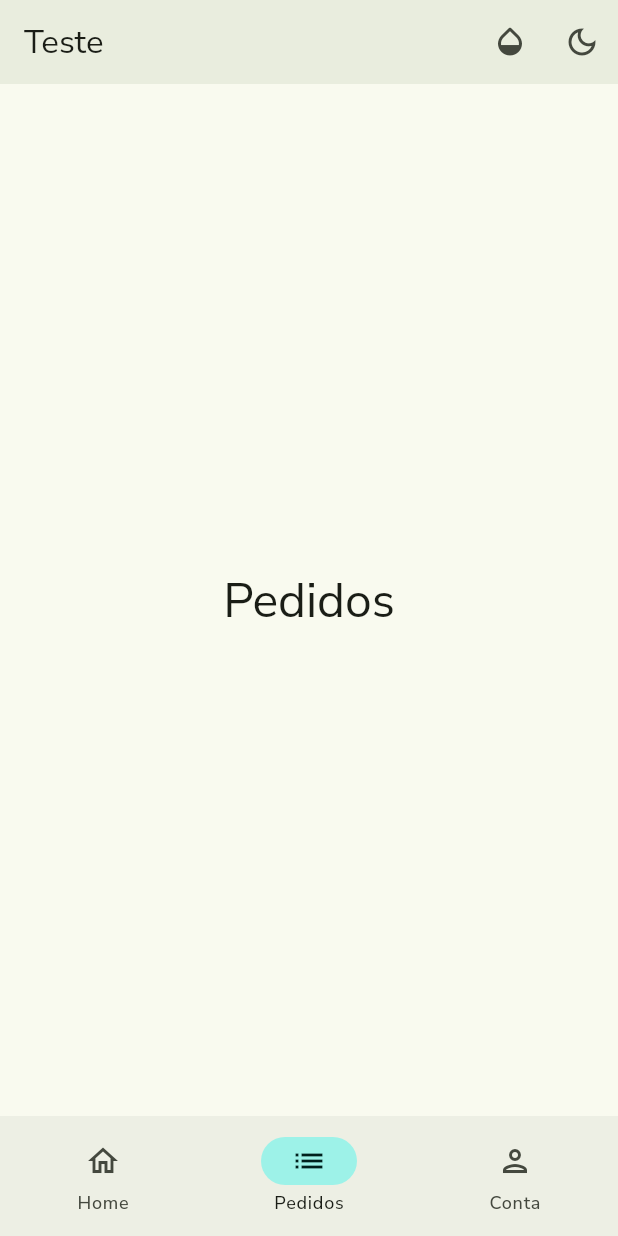
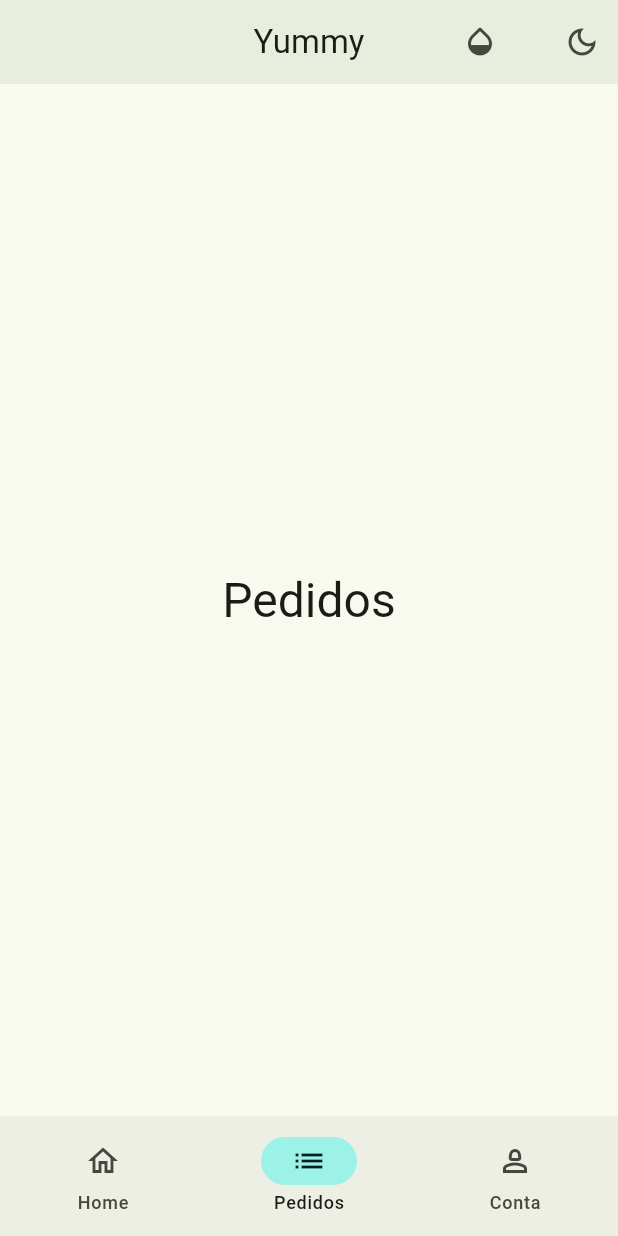
Before and after one commit to guilhermecneto/CookbookApp2, a Flutter app: the screen it shows after launch, item 2 of the bottom bar chosen, on a phone screen of 412 x 824 dp. Run offline on Flutter 3.47's test engine with Material 3 defaults, Android fonts, the phone set to English and light mode, and no system bars; our stand-ins replace google_fonts; Roboto replaces fonts that are missing (ABeeZee).

Commit message:
second commit

```diff
--- a/lib/components/theme_button.dart
+++ b/lib/components/theme_button.dart
@@ -12,5 +12,6 @@ class ThemeButton extends StatelessWidget {
         icon: isBright
             ? const Icon(Icons.dark_mode_outlined)
             : const Icon(Icons.light_mode_outlined));
+
   }
 }
--- a/lib/home.dart
+++ b/lib/home.dart
@@ -1,14 +1,8 @@
 import 'package:app2/components/color_button.dart';
-import 'package:app2/components/restaurant_section.dart';
 import 'package:app2/components/theme_button.dart';
 import 'package:app2/models/color_selection.dart';
-import 'package:app2/models/food_category.dart';
-import 'package:app2/models/restaurant.dart';
 import 'package:app2/pages/explore_page.dart';
 import 'package:flutter/material.dart';
-
-import 'models/food_category.dart';
-import 'models/restaurant.dart';
 
 class Home extends StatefulWidget {
   final ColorSelection colorSelection;
@@ -16,12 +10,12 @@ class Home extends StatefulWidget {
   final void Function(int value) changeColor;
   final String title;
 
-  Home(
-      {required this.colorSelection,
-      required this.changeTheme,
-      required this.changeColor,
-      required this.title,
-      super.key});
+  const Home(
+      {super.key,
+        required this.changeTheme,
+        required this.changeColor,
+        required this.title,
+        required this.colorSelection});
 
   @override
   State<Home> createState() => _HomeState();
@@ -42,7 +36,7 @@ class _HomeState extends State<Home> {
       selectedIcon: Icon(Icons.list),
     ),
     NavigationDestination(
-      icon: Icon(Icons.person_outlined),
+      icon: Icon(Icons.person_2_outlined),
       label: "Conta",
       selectedIcon: Icon(Icons.person),
     )
@@ -56,37 +50,30 @@ class _HomeState extends State<Home> {
       Center(
         child: Text(
           "Pedidos",
-          style: Theme
-              .of(context)
-              .textTheme
-              .headlineLarge,
+          style: Theme.of(context).textTheme.headlineLarge,
         ),
       ),
       Center(
         child: Text(
           "Conta",
-          style: Theme
-              .of(context)
-              .textTheme
-              .headlineLarge,
+          style: Theme.of(context).textTheme.headlineLarge,
         ),
       )
     ];
 
     return Scaffold(
       appBar: AppBar(
+        centerTitle: true,
         title: Text(widget.title),
         elevation: 4,
-        backgroundColor: Theme
-            .of(context)
-            .colorScheme
-            .surface,
+        backgroundColor: Theme.of(context).colorScheme.surface,
         actions: [
-          //ColorButton
-          ColorButton(
-              changeColor: (color) => widget.changeColor.call(color),
-              colorSelection: widget.colorSelection),
-          //ThemeButton
+          Padding(
+            padding: const EdgeInsets.only(right: 20),
+            child: ColorButton(
+                changeColor: (color) => widget.changeColor.call(color),
+                colorSelection: widget.colorSelection),
+          ),
           ThemeButton(changeTheme: widget.changeTheme)
         ],
       ),
@@ -105,30 +92,4 @@ class _HomeState extends State<Home> {
       ),
     );
   }
-
-  @override
-  Widget build (BuildContext context){
-    return FutureBuilder(
-        future: mockService.getExploreData(),
-        builder: (context, snapshot){
-          if(snapshot.connectionState == ConnectionState.done) {
-            final restaurants = snapshot.data?.restaurant ?? [];
-            final categories = snapshot.data?.categories ?? [];
-            final posts = snapshot.data?.friendsPosts ?? [];
-            return ListView(
-              shrinkWrap: true,
-              scrollDirection: Axis.vertical,
-              children: [
-                RestaurantSection(restaurants: restaurants),
-
-              ],
-            );
-            }else {
-            return const Center(
-              child: CircularProgressIndicator(),
-            );
-            }
-          }
-  }
-
 }
--- a/lib/main.dart
+++ b/lib/main.dart
@@ -1,11 +1,8 @@
 import 'package:app2/home.dart';
 import 'package:app2/models/color_selection.dart';
 import 'package:flutter/material.dart';
-import 'package:app2/theme.dart';
-import 'package:app2/util.dart';
-
+import 'util.dart';
 import 'theme.dart';
-import 'util.dart';
 
 void main() {
   runApp(const MyApp());
@@ -19,15 +16,14 @@ class MyApp extends StatefulWidget {
 }
 
 class _MyAppState extends State<MyApp> {
+
   ThemeMode themeMode = ThemeMode.light;
   ColorSelection colorSelection = ColorSelection.indigo;
-
-  get mockService => null;
 
   @override
   Widget build(BuildContext context) {
     final brightness = View.of(context).platformDispatcher.platformBrightness;
-    TextTheme textTheme = createTextTheme(context, "Nunito Sans", "Nunito Sans");
+    TextTheme textTheme = createTextTheme(context, "ABeeZee", "ABeeZee");
 
     MaterialTheme theme = MaterialTheme(textTheme);
     return MaterialApp(
@@ -37,15 +33,15 @@ class _MyAppState extends State<MyApp> {
       darkTheme: theme.dark(),
       theme: theme.light(),
       home: Home(
-        changeTheme: (useLightMode) {},
-        changeColor: (value) {},
-        title: "Teste",
-        colorSelection: ColorSelection.indigo,
+          changeTheme: (useLightMode) {
+            setState(() {
+              themeMode = useLightMode ? ThemeMode.light : ThemeMode.dark;
+            });
+          },
+          changeColor: (value) {},
+          title: "Yummy",
+          colorSelection: ColorSelection.indigo
       ),
     );
   }
-
-
-
-
 }
```
Also changed, not shown: lib/components/category_section.dart (+14 -41 lines), lib/components/color_button.dart (+6 -4 lines), lib/components/post_section.dart (+25 -57 lines), lib/components/restaurant_section.dart (+5 -11 lines), lib/pages/explore_page.dart (+12 -6 lines), lib/models/color_selection.dart (line endings or trailing spaces).
